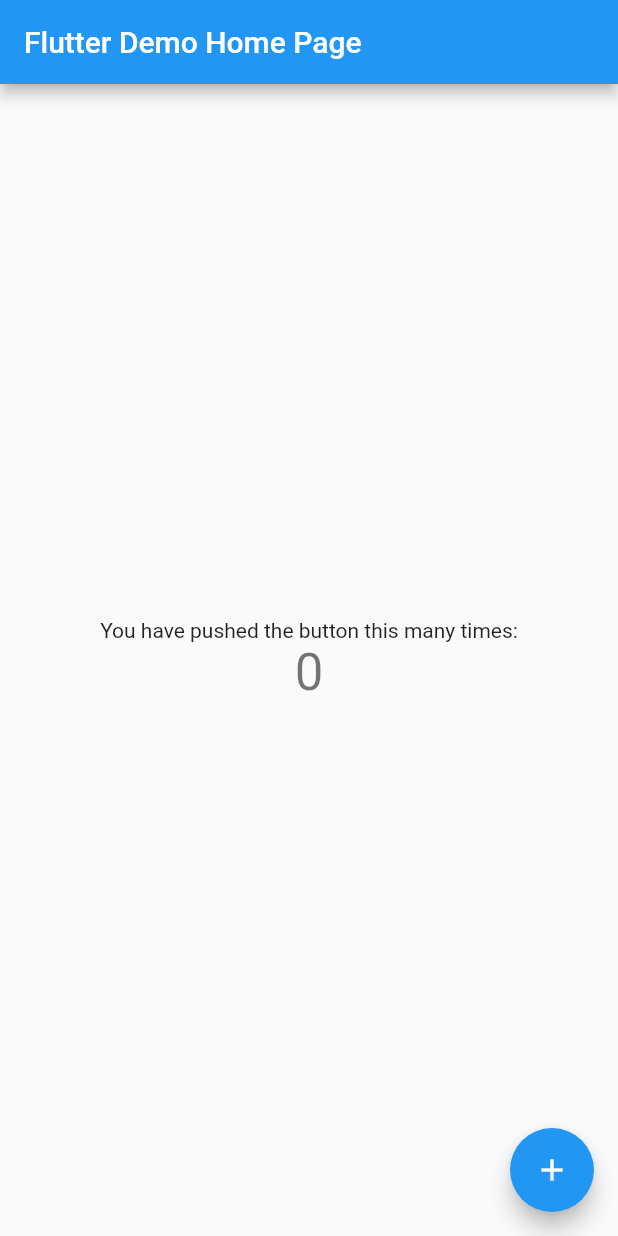
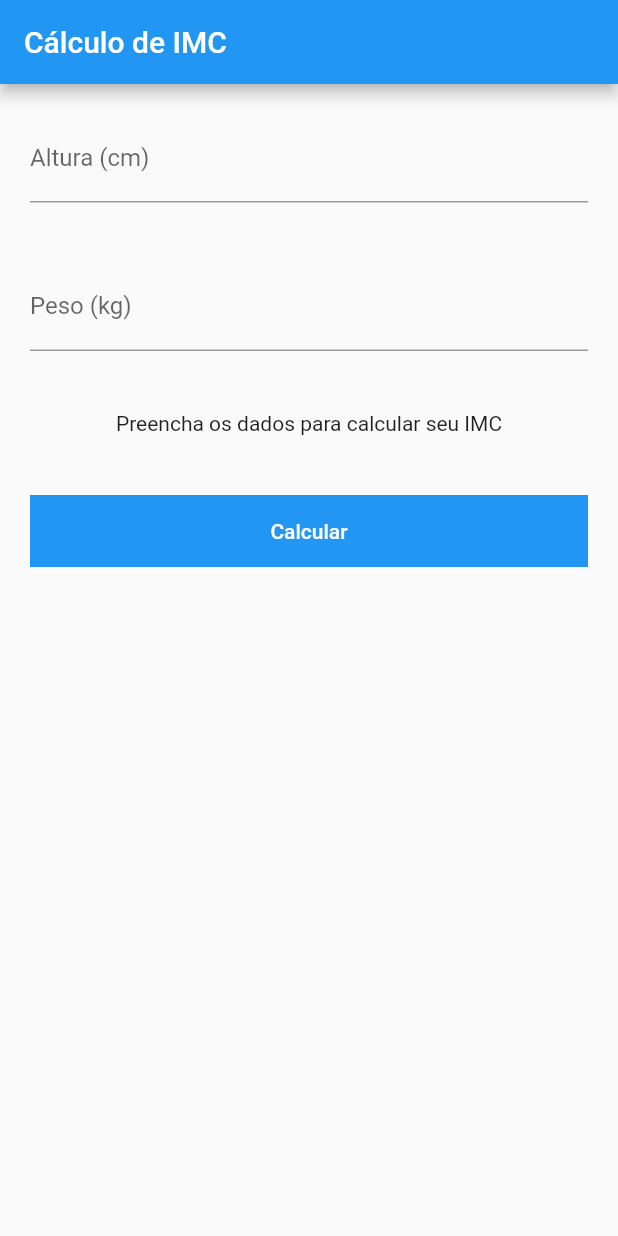
Before and after one commit to TheDevJoao/IMC-BLoC, a Flutter app: the screen it shows after launch, on a phone screen of 412 x 824 dp. Run offline on Flutter 3.47's test engine with Material 2 defaults, Android fonts, the phone set to English and light mode, and no system bars; our stand-ins replace flutter_masked_text2.

Commit message:
Implemented iOs and Android ui + Bussiness Logic

```diff
--- /dev/null
+++ b/lib/blocs/imc.bloc.dart
@@ -0,0 +1,29 @@
+import 'package:flutter_masked_text2/flutter_masked_text2.dart';
+
+class ImcBloc {
+  var heightCtrl = MaskedTextController(mask: '000');
+  var weightCtrl = MaskedTextController(mask: '000');
+  var result = "Preencha os dados para calcular seu IMC";
+
+  calculate() {
+    double height = double.parse(heightCtrl.text) / 100;
+    double weight = double.parse(weightCtrl.text);
+    double imc = weight / (height * height);
+
+    if (imc < 18.6) {
+      result = "Abaixo do peso (${imc.toStringAsPrecision(2)})";
+    } else if (imc >= 18.6 && imc <= 24.9) {
+      result = "Peso ideal (${imc.toStringAsPrecision(2)})";
+    } else if (imc >= 24.9 && imc <= 29.9) {
+      result = "Levemente acima do peso (${imc.toStringAsPrecision(2)})";
+    } else if (imc >= 29.9 && imc <= 34.9) {
+      result = "Obesidade grau I, cuidado! (${imc.toStringAsPrecision(2)})";
+    } else if (imc >= 34.9 && imc <= 39.9) {
+      result =
+          "Obesidade grau II, faça uma dieta (${imc.toStringAsPrecision(2)})";
+    } else if (imc >= 40) {
+      result =
+          "Obesidade grau III, sua vida está em risco (${imc.toStringAsPrecision(2)})";
+    }
+  }
+}
--- a/lib/main.dart
+++ b/lib/main.dart
@@ -1,115 +1,7 @@
+import 'dart:io' show Platform;
 import 'package:flutter/material.dart';
+import 'package:imcapp_bloc/ui/ios/cupertino-app.dart';
+import 'package:imcapp_bloc/ui/android/material-app.dart';
 
-void main() {
-  runApp(const MyApp());
-}
-
-class MyApp extends StatelessWidget {
-  const MyApp({super.key});
-
-  // This widget is the root of your application.
-  @override
-  Widget build(BuildContext context) {
-    return MaterialApp(
-      title: 'Flutter Demo',
-      theme: ThemeData(
-        // This is the theme of your application.
-        //
-        // Try running your application with "flutter run". You'll see the
-        // application has a blue toolbar. Then, without quitting the app, try
-        // changing the primarySwatch below to Colors.green and then invoke
-        // "hot reload" (press "r" in the console where you ran "flutter run",
-        // or simply save your changes to "hot reload" in a Flutter IDE).
-        // Notice that the counter didn't reset back to zero; the application
-        // is not restarted.
-        primarySwatch: Colors.blue,
-      ),
-      home: const MyHomePage(title: 'Flutter Demo Home Page'),
-    );
-  }
-}
-
-class MyHomePage extends StatefulWidget {
-  const MyHomePage({super.key, required this.title});
-
-  // This widget is the home page of your application. It is stateful, meaning
-  // that it has a State object (defined below) that contains fields that affect
-  // how it looks.
-
-  // This class is the configuration for the state. It holds the values (in this
-  // case the title) provided by the parent (in this case the App widget) and
-  // used by the build method of the State. Fields in a Widget subclass are
-  // always marked "final".
-
-  final String title;
-
-  @override
-  State<MyHomePage> createState() => _MyHomePageState();
-}
-
-class _MyHomePageState extends State<MyHomePage> {
-  int _counter = 0;
-
-  void _incrementCounter() {
-    setState(() {
-      // This call to setState tells the Flutter framework that something has
-      // changed in this State, which causes it to rerun the build method below
-      // so that the display can reflect the updated values. If we changed
-      // _counter without calling setState(), then the build method would not be
-      // called again, and so nothing would appear to happen.
-      _counter++;
-    });
-  }
-
-  @override
-  Widget build(BuildContext context) {
-    // This method is rerun every time setState is called, for instance as done
-    // by the _incrementCounter method above.
-    //
-    // The Flutter framework has been optimized to make rerunning build methods
-    // fast, so that you can just rebuild anything that needs updating rather
-    // than having to individually change instances of widgets.
-    return Scaffold(
-      appBar: AppBar(
-        // Here we take the value from the MyHomePage object that was created by
-        // the App.build method, and use it to set our appbar title.
-        title: Text(widget.title),
-      ),
-      body: Center(
-        // Center is a layout widget. It takes a single child and positions it
-        // in the middle of the parent.
-        child: Column(
-          // Column is also a layout widget. It takes a list of children and
-          // arranges them vertically. By default, it sizes itself to fit its
-          // children horizontally, and tries to be as tall as its parent.
-          //
-          // Invoke "debug painting" (press "p" in the console, choose the
-          // "Toggle Debug Paint" action from the Flutter Inspector in Android
-          // Studio, or the "Toggle Debug Paint" command in Visual Studio Code)
-          // to see the wireframe for each widget.
-          //
-          // Column has various properties to control how it sizes itself and
-          // how it positions its children. Here we use mainAxisAlignment to
-          // center the children vertically; the main axis here is the vertical
-          // axis because Columns are vertical (the cross axis would be
-          // horizontal).
-          mainAxisAlignment: MainAxisAlignment.center,
-          children: <Widget>[
-            const Text(
-              'You have pushed the button this many times:',
-            ),
-            Text(
-              '$_counter',
-              style: Theme.of(context).textTheme.headline4,
-            ),
-          ],
-        ),
-      ),
-      floatingActionButton: FloatingActionButton(
-        onPressed: _incrementCounter,
-        tooltip: 'Increment',
-        child: const Icon(Icons.add),
-      ), // This trailing comma makes auto-formatting nicer for build methods.
-    );
-  }
-}
+void main() =>
+Platform.isIOS ? runApp(MyCupertinoApp()) : runApp(MyMaterialApp());
--- /dev/null
+++ b/lib/ui/android/material-app.dart
@@ -0,0 +1,17 @@
+import 'package:flutter/material.dart';
+import 'pages/home.page.dart';
+
+class MyMaterialApp extends StatelessWidget {
+
+  @override
+  Widget build(BuildContext context) {
+    return MaterialApp(
+      title: 'IMC',
+      debugShowCheckedModeBanner: false,
+      theme: ThemeData(
+        primarySwatch: Colors.blue,
+      ),
+      home: HomePage(),
+    );
+  }
+}
--- /dev/null
+++ b/lib/ui/android/pages/home.page.dart
@@ -0,0 +1,71 @@
+// ignore_for_file: prefer_const_constructors
+import 'package:flutter/material.dart';
+import '../../../blocs/imc.bloc.dart';
+
+class HomePage extends StatefulWidget {
+  @override
+  State<HomePage> createState() => _HomePageState();
+}
+
+class _HomePageState extends State<HomePage> {
+  var bloc = ImcBloc();
+
+  @override
+  Widget build(BuildContext context) {
+    return Scaffold(
+      appBar: AppBar(
+        title: Text("Cálculo de IMC"),
+      ),
+      body: ListView(
+        children: [
+          Padding(
+            padding: EdgeInsets.all(20),
+            child: TextFormField(
+              controller: bloc.heightCtrl,
+              decoration: InputDecoration(
+                labelText: "Altura (cm)",
+              ),
+              keyboardType: TextInputType.number,
+            ),
+          ),
+          Padding(
+            padding: EdgeInsets.all(20),
+            child: TextFormField(
+              controller: bloc.weightCtrl,
+              decoration: InputDecoration(
+                labelText: "Peso (kg)",
+              ),
+              keyboardType: TextInputType.number,
+            ),
+          ),
+          Padding(
+            padding: EdgeInsets.all(20),
+            child: Text(
+              bloc.result,
+              textAlign: TextAlign.center,
+            ),
+          ),
+          Padding(
+            padding: EdgeInsets.all(20),
+            child: Container(
+              color: Theme.of(context).primaryColor,
+              child: TextButton(
+                onPressed: () {
+                  setState(() {
+                    bloc.calculate();
+                  });
+                },
+                child: Text(
+                  "Calcular",
+                  style: TextStyle(
+                    color: Colors.white,
+                  ),
+                ),
+              ),
+            ),
+          ),
+        ],
+      ),
+    );
+  }
+}
--- /dev/null
+++ b/lib/ui/ios/cupertino-app.dart
@@ -0,0 +1,14 @@
+import 'package:flutter/cupertino.dart';
+import 'package:imcapp_bloc/ui/ios/pages/home.page.dart';
+
+class MyCupertinoApp extends StatelessWidget {
+
+  @override
+  Widget build(BuildContext context) {
+    return CupertinoApp(
+      title: "IMC",
+      debugShowCheckedModeBanner: false,
+      home: HomePage(),
+    );
+  }
+}
--- /dev/null
+++ b/lib/ui/ios/pages/home.page.dart
@@ -0,0 +1,61 @@
+// ignore_for_file: prefer_const_constructors
+
+import 'package:flutter/cupertino.dart';
+import 'package:imcapp_bloc/blocs/imc.bloc.dart';
+
+class HomePage extends StatefulWidget {
+  @override
+  State<HomePage> createState() => _HomePageState();
+}
+
+class _HomePageState extends State<HomePage> {
+  var bloc = ImcBloc();
+  @override
+  Widget build(BuildContext context) {
+    return CupertinoPageScaffold(
+      navigationBar: CupertinoNavigationBar(
+        middle: Text("Cálculo de IMC"),
+      ),
+      child: ListView(
+        children: [
+          Padding(
+            padding: EdgeInsets.all(20),
+            child: CupertinoTextField(
+              placeholder: "Altura (cm)",
+              controller: bloc.heightCtrl,
+              keyboardType: TextInputType.number,
+            ),
+          ),
+          Padding(
+            padding: EdgeInsets.all(20),
+            child: CupertinoTextField(
+              placeholder: "Peso (kg)",
+              controller: bloc.weightCtrl,
+              keyboardType: TextInputType.number,
+            ),
+          ),
+          Padding(
+            padding: EdgeInsets.all(20),
+            child: Text(
+              bloc.result,
+              textAlign: TextAlign.center,
+            ),
+          ),
+          Padding(
+            padding: EdgeInsets.all(20),
+            child: CupertinoButton(
+              onPressed: () {
+                setState(() {
+                  bloc.calculate();
+                });
+              },
+              child: Text(
+                "Calcular",
+              ),
+            ),
+          ),
+        ],
+      ),
+    );
+  }
+}
--- a/pubspec.yaml
+++ b/pubspec.yaml
@@ -36,6 +36,8 @@ dependencies:
   # The following adds the Cupertino Icons font to your application.
   # Use with the CupertinoIcons class for iOS style icons.
   cupertino_icons: ^1.0.2
+  flutter_masked_text2: ^0.9.1
+
 
 dev_dependencies:
   flutter_test:
```
Also changed, not shown: pubspec.lock, 1 other file.
